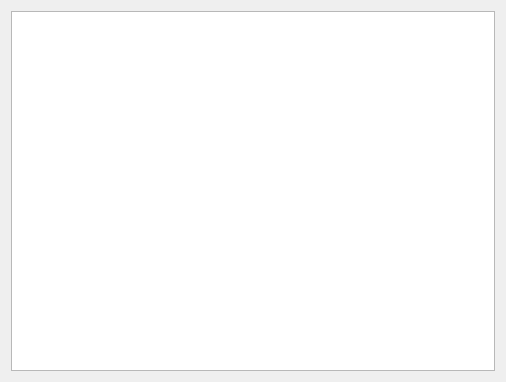
The window that src/Notes/NoteGraphView.ui (ic005k/Knot) describes before a commit, drawn with Qt 5.
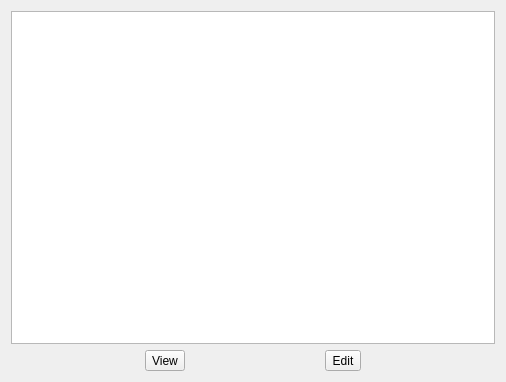
The same window after the commit.

```diff
--- a/src/Notes/NoteGraphView.ui
+++ b/src/Notes/NoteGraphView.ui
@@ -17,6 +17,24 @@
    <item>
     <widget class="QGraphicsView" name="graphicsView"/>
    </item>
+   <item>
+    <layout class="QHBoxLayout" name="horizontalLayout">
+     <item>
+      <widget class="QToolButton" name="btnView">
+       <property name="text">
+        <string>View</string>
+       </property>
+      </widget>
+     </item>
+     <item>
+      <widget class="QToolButton" name="btnEdit">
+       <property name="text">
+        <string>Edit</string>
+       </property>
+      </widget>
+     </item>
+    </layout>
+   </item>
   </layout>
  </widget>
  <resources/>
```
